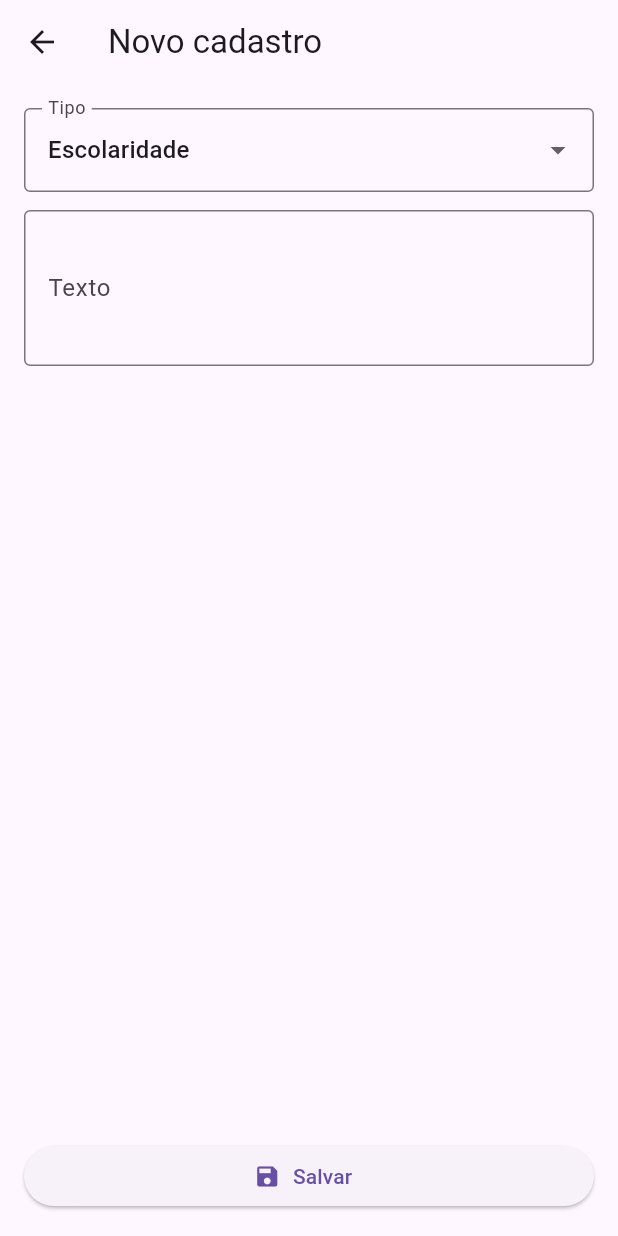
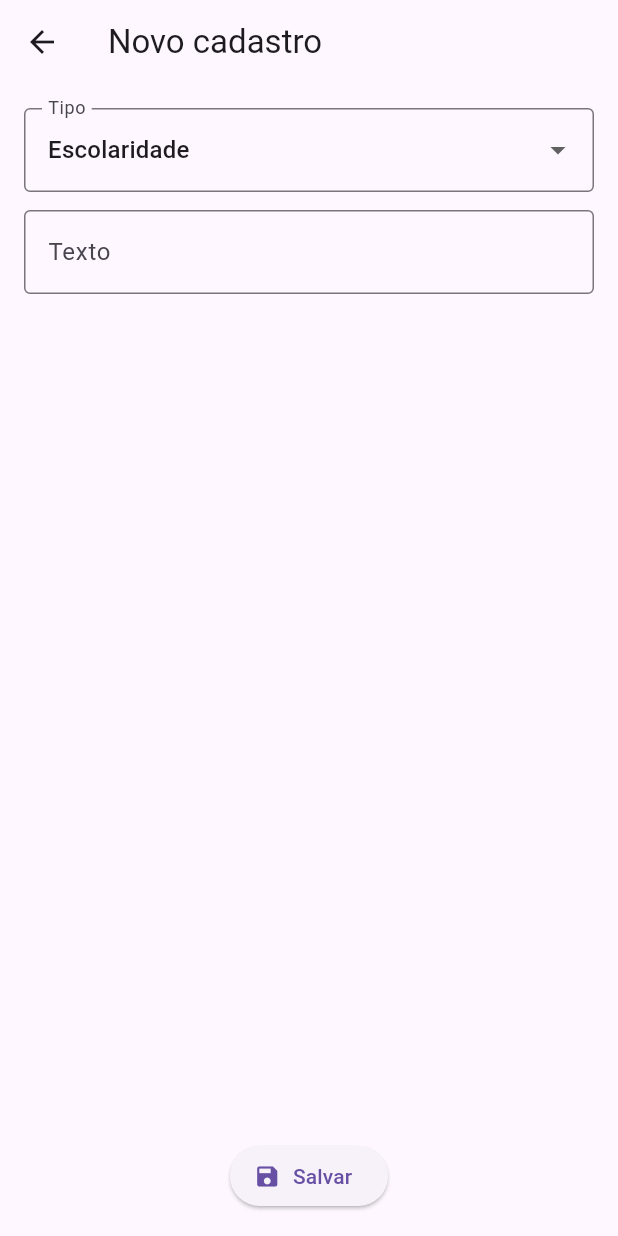
Before and after one commit to MuriloJochkeck/meucurriculo_dsdm, a Flutter app: the CadastroPage screen opened directly, on a phone screen of 412 x 824 dp. Run offline on Flutter 3.47's test engine with Material 3 defaults, Android fonts, the light colour scheme and no system bars.

Commit message:
correções

```diff
--- a/lib/main.dart
+++ b/lib/main.dart
@@ -255,17 +255,13 @@ class _CadastroPageState extends State<CadastroPage> {
                     hintText: 'Digite e salve (você pode cadastrar várias vezes).',
                     border: OutlineInputBorder(),
                   ),
-                  minLines: 3,
-                  maxLines: null,
                   validator: (v) {
                     if (v == null || v.trim().isEmpty) return 'Informe um texto.';
                     return null;
                   },
                 ),
               ),
-              const SizedBox(height: 12),
               SizedBox(
-                width: double.infinity,
                 child: ElevatedButton.icon(
                   icon: const Icon(Icons.save),
                   label: const Text('Salvar'),
```
